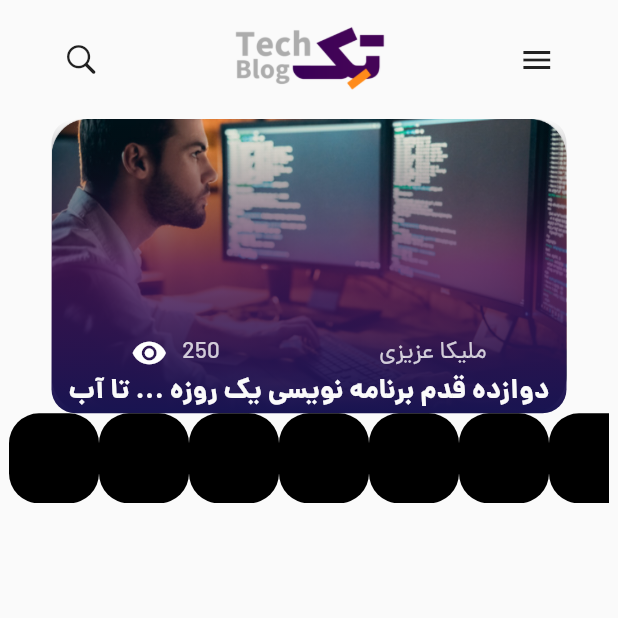
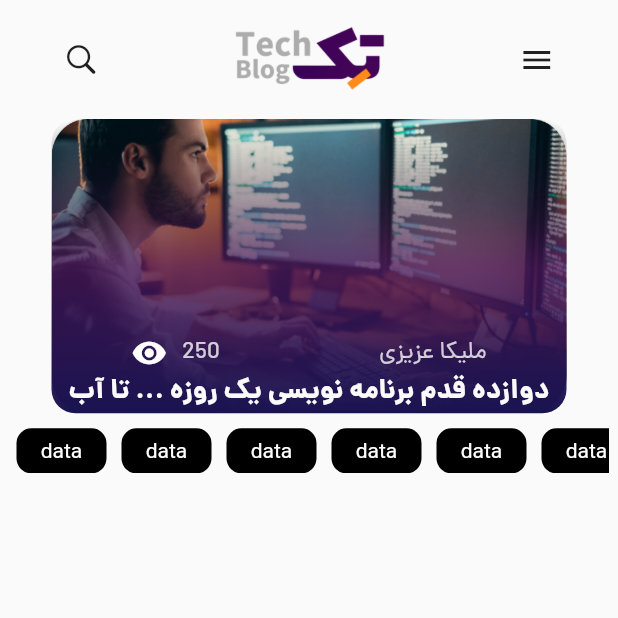
Before and after one commit to mahdiramezanii/tech-blog, a Flutter app: the screen it shows after launch, on a phone screen of 412 x 824 dp, the top half of it. Run offline on Flutter 3.47's test engine with Material 2 defaults, Android fonts, the phone set to English and light mode, and no system bars; our stand-ins replace flutter_spinkit.

Commit message:
fix a bug

```diff
--- a/lib/home_page.dart
+++ b/lib/home_page.dart
@@ -88,21 +88,29 @@ class HomePage extends StatelessWidget {
                 )
               ],
             ),
-            Container(
-              height: 60,
+            Padding(
+              padding: const EdgeInsets.fromLTRB(0,10,0,0),
+              child: Container(
+                height: 30,
                 width: 400,
                 child: ListView.builder(
                     itemCount: 20,
                     scrollDirection: Axis.horizontal,
                     itemBuilder: (BuildContext context, int index) {
-                    return Container(
+                      return Padding(
+                        padding: const EdgeInsets.fromLTRB(5,0,5,0),
+                        child: Container(
                           height: 20,
                           width: 60,
                           decoration: BoxDecoration(
-                          borderRadius: BorderRadius.circular(20),
+                              borderRadius: BorderRadius.circular(10),
                               color: Colors.black),
+
+                              child: Center(child: Text("data",style: TextStyle(color: Colors.white),)),
+                        ),
                       );
                     }),
+              ),
             )
           ],
         ),
```
Lines whose indentation alone changed are shown as unchanged.
